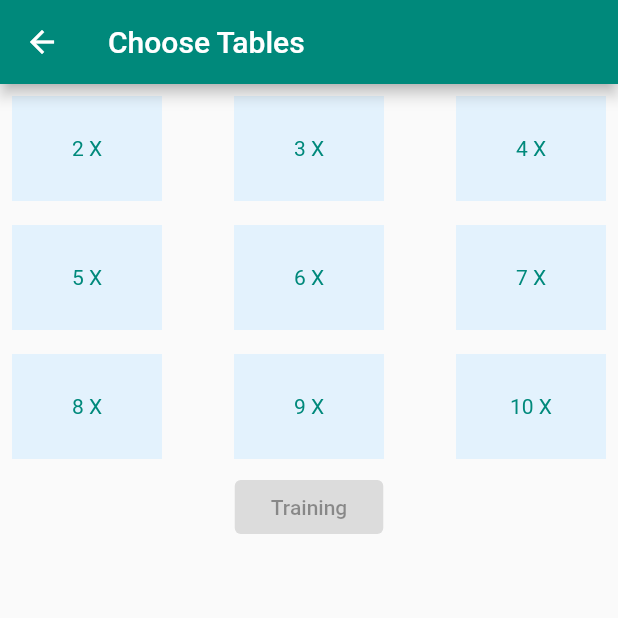
After one commit to flaviodev/simply-memorize, a Flutter app: the screen it shows after launch, after a tap on "Time-Tables", on a phone screen of 412 x 824 dp, the top half of it. The commit adds this screen. Run offline on Flutter 3.47's test engine with Material 2 defaults, Android fonts, the phone set to English and light mode, and no system bars; our stand-ins replace sqflite; missing offline and left inert: flutter_simple_dependency_injection; accounts and stored records are empty.

Commit message:
choose times tables screen

```diff
--- a/lib/application/mobile/screens/home.dart
+++ b/lib/application/mobile/screens/home.dart
@@ -1,6 +1,7 @@
 import 'package:memorize/application/mobile/screens/countdown/countdown_form.dart';
 import 'package:memorize/application/mobile/screens/profile/profile_list.dart';
 import 'package:flutter/material.dart';
+import 'package:memorize/application/mobile/screens/times_tables/choose_tables.dart';
 
 class Home extends StatelessWidget {
   @override
@@ -22,6 +23,7 @@ class Home extends StatelessWidget {
               children: <Widget>[
                 MenuItem("Profiles", Icons.people, ProfileList()),
                 MenuItem("Countdown", Icons.watch_later, CountdownForm()),
+                MenuItem("Time-Tables", Icons.functions, ChooseTablesScreen()),
               ],
             ),
           ])),
@@ -51,7 +53,7 @@ class MenuItem extends StatelessWidget {
             child: Container(
                 padding: EdgeInsets.all(8.0),
                 height: 70,
-                width: 90,
+                width: 100,
                 child: Column(
                   mainAxisAlignment: MainAxisAlignment.spaceBetween,
                   crossAxisAlignment: CrossAxisAlignment.start,
--- /dev/null
+++ b/lib/application/mobile/screens/times_tables/choose_tables.dart
@@ -0,0 +1,182 @@
+import 'package:flutter/material.dart';
+import 'package:memorize/application/mobile/screens/countdown/countdown_form.dart';
+
+class ChooseTablesScreen extends StatefulWidget {
+  @override
+  State<StatefulWidget> createState() {
+    return ChooseTablesScreenState();
+  }
+}
+
+class ChooseTablesScreenState extends State<ChooseTablesScreen> {
+  final List<bool> _selections = List.generate(9, (_) => false);
+  bool _trainingButtonEnable = false;
+
+  void _validateTrainingButton() {
+    for (var selection in _selections) {
+      if (selection) {
+        _trainingButtonEnable = true;
+        setState(() {});
+        return;
+      }
+    }
+
+    _trainingButtonEnable = false;
+    setState(() {});
+  }
+
+  @override
+  Widget build(BuildContext context) {
+    return Scaffold(
+        appBar: AppBar(
+          title: Text('Choose Tables'),
+        ),
+        body: SingleChildScrollView(
+            child: Column(
+                mainAxisAlignment: MainAxisAlignment.spaceBetween,
+                crossAxisAlignment: CrossAxisAlignment.center,
+                children: <Widget>[
+              Row(
+                mainAxisAlignment: MainAxisAlignment.spaceBetween,
+                crossAxisAlignment: CrossAxisAlignment.center,
+                children: <Widget>[
+                  TimesTableToogleButton(
+                      " 2 X ",
+                      (selected) => {
+                            _selections[0] = selected,
+                            _validateTrainingButton()
+                          }),
+                  TimesTableToogleButton(
+                      " 3 X ",
+                      (selected) => {
+                            _selections[1] = selected,
+                            _validateTrainingButton()
+                          }),
+                  TimesTableToogleButton(
+                      " 4 X ",
+                      (selected) => {
+                            _selections[2] = selected,
+                            _validateTrainingButton()
+                          }),
+                ],
+              ),
+              Row(
+                mainAxisAlignment: MainAxisAlignment.spaceBetween,
+                crossAxisAlignment: CrossAxisAlignment.center,
+                children: <Widget>[
+                  TimesTableToogleButton(
+                      " 5 X ",
+                      (selected) => {
+                            _selections[3] = selected,
+                            _validateTrainingButton()
+                          }),
+                  TimesTableToogleButton(
+                      " 6 X ",
+                      (selected) => {
+                            _selections[4] = selected,
+                            _validateTrainingButton()
+                          }),
+                  TimesTableToogleButton(
+                      " 7 X ",
+                      (selected) => {
+                            _selections[5] = selected,
+                            _validateTrainingButton()
+                          }),
+                ],
+              ),
+              Row(
+                mainAxisAlignment: MainAxisAlignment.spaceBetween,
+                crossAxisAlignment: CrossAxisAlignment.center,
+                children: <Widget>[
+                  TimesTableToogleButton(
+                      " 8 X ",
+                      (selected) => {
+                            _selections[6] = selected,
+                            _validateTrainingButton()
+                          }),
+                  TimesTableToogleButton(
+                      " 9 X ",
+                      (selected) => {
+                            _selections[7] = selected,
+                            _validateTrainingButton()
+                          }),
+                  TimesTableToogleButton(
+                      " 10 X ",
+                      (selected) => {
+                            _selections[8] = selected,
+                            _validateTrainingButton()
+                          }),
+                ],
+              ),
+              RaisedButton(
+                child: Text('Training'),
+                onPressed: _trainingButtonEnable
+                    ? () => {
+                          Navigator.pop(context),
+                          Navigator.push(context,
+                              MaterialPageRoute(builder: (context) {
+                            return CountdownForm();
+                          }))
+                        }
+                    : null,
+              ),
+            ])));
+  }
+}
+
+class TimesTableToogleButton extends StatefulWidget {
+  final String label;
+  final Function onTap;
+
+  TimesTableToogleButton(this.label, this.onTap);
+
+  @override
+  State<StatefulWidget> createState() {
+    return TimesTableToogleButtonState(this.label, this.onTap);
+  }
+}
+
+class TimesTableToogleButtonState extends State<TimesTableToogleButton> {
+  bool _selected = false;
+  final Function onTap;
+  final String label;
+
+  TimesTableToogleButtonState(this.label, this.onTap);
+
+  bool get selected {
+    return this._selected;
+  }
+
+  @override
+  Widget build(BuildContext context) {
+    return Padding(
+        padding: const EdgeInsets.all(8.0),
+        child: Material(
+          color: _selected
+              ? Theme.of(context).primaryColor
+              : Theme.of(context).secondaryHeaderColor,
+          child: InkWell(
+            onTap: () {
+              _selected = !_selected;
+              setState(() {
+                Function.apply(onTap, [_selected]);
+              });
+            },
+            child: Container(
+                padding: EdgeInsets.all(8.0),
+                height: 70,
+                width: 100,
+                child: Column(
+                    mainAxisAlignment: MainAxisAlignment.center,
+                    crossAxisAlignment: CrossAxisAlignment.center,
+                    children: [
+                      Text(this.label,
+                          style: TextStyle(
+                              color: _selected
+                                  ? Theme.of(context).secondaryHeaderColor
+                                  : Theme.of(context).primaryColor)),
+                    ])),
+          ),
+        ));
+  }
+}
```
